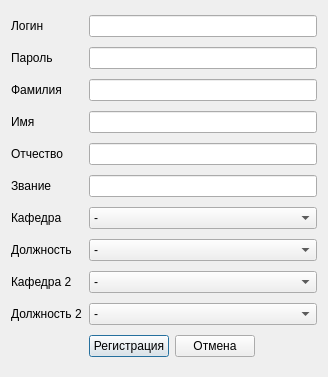
Qt form client/src/login/userform.ui (rainovskyqt/teacher_plan) before a commit.
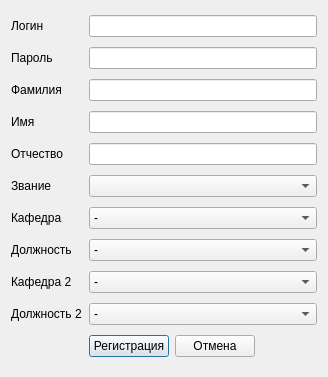
The same form after that commit.

Diff of the .ui file:
```diff
--- a/client/src/login/userform.ui
+++ b/client/src/login/userform.ui
@@ -71,9 +71,6 @@
      </property>
     </widget>
    </item>
-   <item row="5" column="1" colspan="3">
-    <widget class="QLineEdit" name="line_rang"/>
-   </item>
    <item row="6" column="0">
     <widget class="QLabel" name="label">
      <property name="text">
@@ -178,6 +175,9 @@
      </property>
     </spacer>
    </item>
+   <item row="5" column="1" colspan="3">
+    <widget class="QComboBox" name="cb_rang"/>
+   </item>
   </layout>
  </widget>
  <resources/>
```
